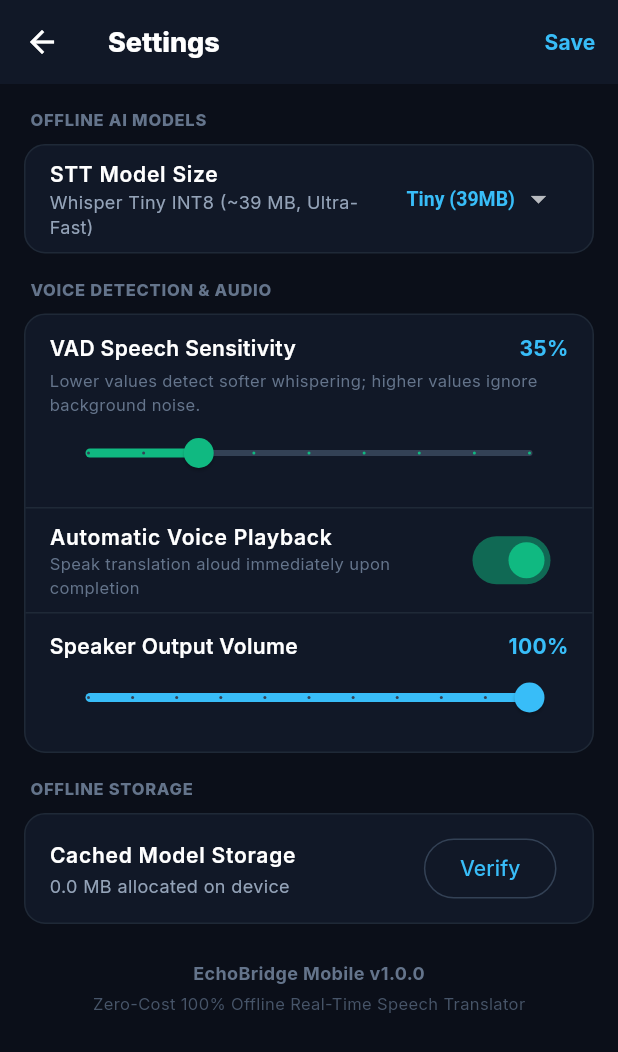
After one commit to SivaGaneshv1729/echobridge-translator, a Flutter app: the SettingsScreen screen opened directly, on a phone screen of 412 x 824 dp. The commit adds this screen. Shown: the top 1052 px of the screen. Run offline on Flutter 3.47's test engine with Material 3 defaults, Android fonts, the phone set to English and light mode, and no system bars; our stand-ins replace audioplayers, google_fonts; missing offline and left inert: record; statements that could not run were skipped.

Commit message:
feat(mobile): add SettingsScreen with model selection, VAD sensitivity, and cache management

```diff
--- a/mobile/lib/ui/screens/conversation_screen.dart
+++ b/mobile/lib/ui/screens/conversation_screen.dart
@@ -3,6 +3,7 @@ import '../../models/conversation_turn.dart';
 import '../../services/speech_pipeline_service.dart';
 import '../widgets/soundwave_visualizer.dart';
 import '../widgets/chat_bubble.dart';
+import 'settings_screen.dart';
 
 /// Main conversational screen for EchoBridge Mobile.
 class ConversationScreen extends StatefulWidget {
@@ -98,6 +99,16 @@ class _ConversationScreenState extends State<ConversationScreen> {
             onPressed: () {
               ScaffoldMessenger.of(context).showSnackBar(
                 const SnackBar(content: Text("Transcript exported to Downloads folder.")),
+              );
+            },
+          ),
+          IconButton(
+            icon: const Icon(Icons.settings_outlined, color: Color(0xFF94A3B8)),
+            tooltip: "Settings",
+            onPressed: () {
+              Navigator.push(
+                context,
+                MaterialPageRoute(builder: (_) => const SettingsScreen()),
               );
             },
           ),
--- /dev/null
+++ b/mobile/lib/ui/screens/settings_screen.dart
@@ -0,0 +1,209 @@
+import 'package:flutter/material.dart';
+import '../../services/model_manager_service.dart';
+
+/// Settings screen for EchoBridge Mobile.
+/// Allows user to configure VAD sensitivity, models, volume, and manage offline storage.
+class SettingsScreen extends StatefulWidget {
+  const SettingsScreen({Key? key}) : super(key: key);
+
+  @override
+  State<SettingsScreen> createState() => _SettingsScreenState();
+}
+
+class _SettingsScreenState extends State<SettingsScreen> {
+  final ModelManagerService _modelManager = ModelManagerService();
+
+  double _vadThreshold = 0.35;
+  double _playbackVolume = 1.0;
+  bool _autoPlayback = true;
+  String _selectedModel = "tiny"; // "tiny" or "base"
+  double _cachedSizeMb = 0.0;
+
+  @override
+  void initState() {
+    super.initState();
+    _loadCacheSize();
+  }
+
+  void _loadCacheSize() async {
+    final size = await _modelManager.getCachedModelsSizeMb();
+    if (!mounted) return;
+    setState(() => _cachedSizeMb = size);
+  }
+
+  @override
+  Widget build(BuildContext context) {
+    return Scaffold(
+      backgroundColor: const Color(0xFF0B0F19),
+      appBar: AppBar(
+        backgroundColor: const Color(0xFF111827),
+        elevation: 0,
+        title: const Text(
+          "Settings",
+          style: TextStyle(fontWeight: FontWeight.w800, fontSize: 18, color: Colors.white),
+        ),
+        actions: [
+          TextButton(
+            onPressed: () {
+              ScaffoldMessenger.of(context).showSnackBar(
+                const SnackBar(content: Text("Settings saved successfully.")),
+              );
+              Navigator.pop(context);
+            },
+            child: const Text("Save", style: TextStyle(color: Color(0xFF38BDF8), fontWeight: FontWeight.bold)),
+          ),
+        ],
+      ),
+      body: ListView(
+        padding: const EdgeInsets.all(16),
+        children: [
+          // Section 1: Speech & AI Models
+          _buildSectionHeader("OFFLINE AI MODELS"),
+          _buildCard([
+            ListTile(
+              title: const Text("STT Model Size", style: TextStyle(color: Colors.white, fontSize: 14, fontWeight: FontWeight.w600)),
+              subtitle: Text(
+                _selectedModel == "tiny" ? "Whisper Tiny INT8 (~39 MB, Ultra-Fast)" : "Whisper Base INT8 (~74 MB, Higher Accuracy)",
+                style: const TextStyle(color: Color(0xFF94A3B8), fontSize: 12),
+              ),
+              trailing: DropdownButton<String>(
+                value: _selectedModel,
+                dropdownColor: const Color(0xFF1E293B),
+                style: const TextStyle(color: Color(0xFF38BDF8), fontSize: 13, fontWeight: FontWeight.bold),
+                underline: const SizedBox(),
+                items: const [
+                  DropdownMenuItem(value: "tiny", child: Text("Tiny (39MB)")),
+                  DropdownMenuItem(value: "base", child: Text("Base (74MB)")),
+                ],
+                onChanged: (val) {
+                  if (val != null) setState(() => _selectedModel = val);
+                },
+              ),
+            ),
+          ]),
+          const SizedBox(height: 16),
+
+          // Section 2: Audio & Voice Detection
+          _buildSectionHeader("VOICE DETECTION & AUDIO"),
+          _buildCard([
+            Padding(
+              padding: const EdgeInsets.symmetric(horizontal: 16, vertical: 12),
+              child: Column(
+                crossAxisAlignment: CrossAxisAlignment.start,
+                children: [
+                  Row(
+                    mainAxisAlignment: MainAxisAlignment.spaceBetween,
+                    children: [
+                      const Text("VAD Speech Sensitivity", style: TextStyle(color: Colors.white, fontSize: 14, fontWeight: FontWeight.w600)),
+                      Text("${(_vadThreshold * 100).toInt()}%", style: const TextStyle(color: Color(0xFF38BDF8), fontWeight: FontWeight.bold)),
+                    ],
+                  ),
+                  const SizedBox(height: 4),
+                  const Text("Lower values detect softer whispering; higher values ignore background noise.", style: TextStyle(color: Color(0xFF64748B), fontSize: 11)),
+                  Slider(
+                    value: _vadThreshold,
+                    min: 0.1,
+                    max: 0.9,
+                    divisions: 8,
+                    activeColor: const Color(0xFF10B981),
+                    inactiveColor: const Color(0xFF334155),
+                    onChanged: (val) => setState(() => _vadThreshold = val),
+                  ),
+                ],
+              ),
+            ),
+            const Divider(color: Color(0xFF1F2937), height: 1),
+            SwitchListTile(
+              title: const Text("Automatic Voice Playback", style: TextStyle(color: Colors.white, fontSize: 14, fontWeight: FontWeight.w600)),
+              subtitle: const Text("Speak translation aloud immediately upon completion", style: TextStyle(color: Color(0xFF64748B), fontSize: 11)),
+              value: _autoPlayback,
+              activeColor: const Color(0xFF10B981),
+              onChanged: (val) => setState(() => _autoPlayback = val),
+            ),
+            const Divider(color: Color(0xFF1F2937), height: 1),
+            Padding(
+              padding: const EdgeInsets.symmetric(horizontal: 16, vertical: 12),
+              child: Column(
+                crossAxisAlignment: CrossAxisAlignment.start,
+                children: [
+                  Row(
+                    mainAxisAlignment: MainAxisAlignment.spaceBetween,
+                    children: [
+                      const Text("Speaker Output Volume", style: TextStyle(color: Colors.white, fontSize: 14, fontWeight: FontWeight.w600)),
+                      Text("${(_playbackVolume * 100).toInt()}%", style: const TextStyle(color: Color(0xFF38BDF8), fontWeight: FontWeight.bold)),
+                    ],
+                  ),
+                  Slider(
+                    value: _playbackVolume,
+                    min: 0.0,
+                    max: 1.0,
+                    divisions: 10,
+                    activeColor: const Color(0xFF38BDF8),
+                    inactiveColor: const Color(0xFF334155),
+                    onChanged: (val) => setState(() => _playbackVolume = val),
+                  ),
+                ],
+              ),
+            ),
+          ]),
+          const SizedBox(height: 16),
+
+          // Section 3: Offline Storage Management
+          _buildSectionHeader("OFFLINE STORAGE"),
+          _buildCard([
+            ListTile(
+              title: const Text("Cached Model Storage", style: TextStyle(color: Colors.white, fontSize: 14, fontWeight: FontWeight.w600)),
+              subtitle: Text("${_cachedSizeMb.toStringAsFixed(1)} MB allocated on device", style: const TextStyle(color: Color(0xFF94A3B8), fontSize: 12)),
+              trailing: OutlinedButton(
+                onPressed: () {
+                  _loadCacheSize();
+                  ScaffoldMessenger.of(context).showSnackBar(
+                    const SnackBar(content: Text("Model assets verified.")),
+                  );
+                },
+                style: OutlinedButton.styleFrom(
+                  side: const BorderSide(color: Color(0xFF334155)),
+                  foregroundColor: const Color(0xFF38BDF8),
+                ),
+                child: const Text("Verify"),
+              ),
+            ),
+          ]),
+          const SizedBox(height: 24),
+
+          // About Section
+          Center(
+            child: Column(
+              children: const [
+                Text("EchoBridge Mobile v1.0.0", style: TextStyle(color: Color(0xFF64748B), fontSize: 12, fontWeight: FontWeight.bold)),
+                SizedBox(height: 4),
+                Text("Zero-Cost 100% Offline Real-Time Speech Translator", style: TextStyle(color: Color(0xFF475569), fontSize: 11)),
+              ],
+            ),
+          ),
+        ],
+      ),
+    );
+  }
+
+  Widget _buildSectionHeader(String title) {
+    return Padding(
+      padding: const EdgeInsets.only(left: 4, bottom: 8),
+      child: Text(
+        title,
+        style: const TextStyle(color: Color(0xFF64748B), fontSize: 11, fontWeight: FontWeight.w800, letterSpacing: 0.5),
+      ),
+    );
+  }
+
+  Widget _buildCard(List<Widget> children) {
+    return Container(
+      decoration: BoxDecoration(
+        color: const Color(0xFF111827),
+        borderRadius: BorderRadius.circular(14),
+        border: Border.all(color: const Color(0xFF1F2937)),
+      ),
+      child: Column(children: children),
+    );
+  }
+}
```
